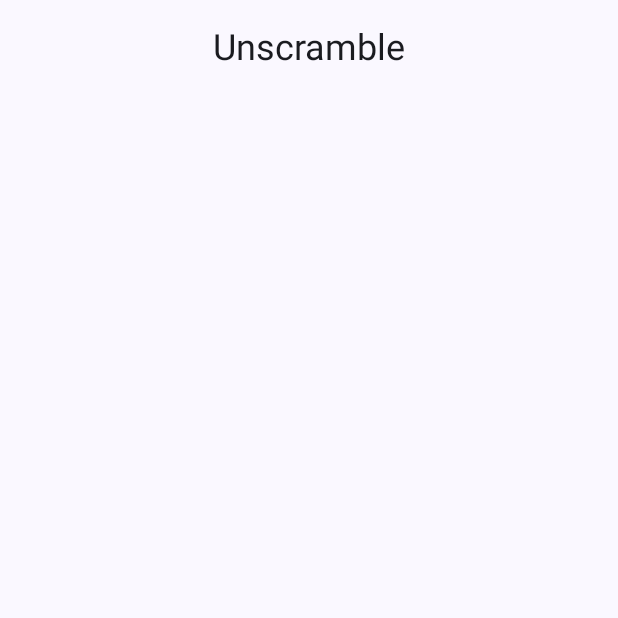
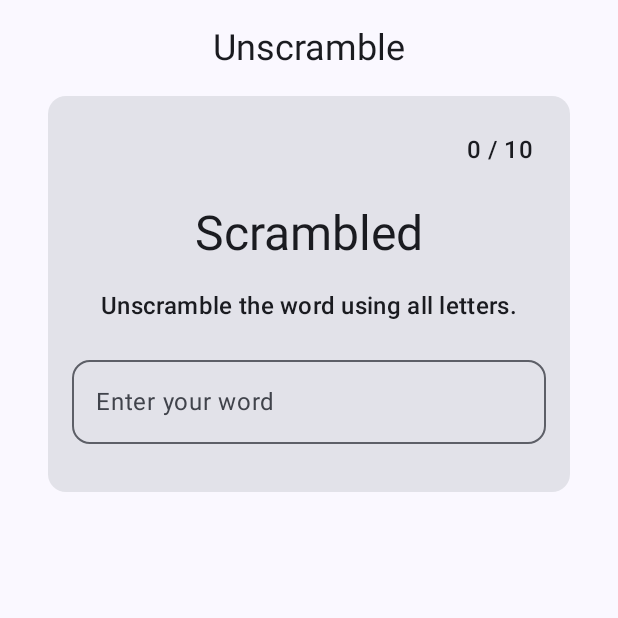
Before and after one commit to shinde-roshan/practice-compose-unscramble, an Android app built with Jetpack Compose: the composable GameScreen shown on its own in the app's theme, on a phone screen of 412 x 824 dp, the top half of it. Run offline under Robolectric (Android 15) with nearby library versions, the phone set to English and light mode, and no system bars.

Commit message:
GameLayout composable added to show scrambled word, word count and take input from user

```diff
--- a/app/src/main/java/com/example/unscramble/ui/GameScreen.kt
+++ b/app/src/main/java/com/example/unscramble/ui/GameScreen.kt
@@ -5,7 +5,9 @@ import androidx.compose.foundation.layout.Column
 import androidx.compose.foundation.layout.fillMaxSize
 import androidx.compose.foundation.layout.fillMaxWidth
 import androidx.compose.foundation.layout.padding
+import androidx.compose.material3.Card
 import androidx.compose.material3.MaterialTheme
+import androidx.compose.material3.OutlinedTextField
 import androidx.compose.material3.Surface
 import androidx.compose.material3.Text
 import androidx.compose.runtime.Composable
@@ -30,6 +32,48 @@ fun GameScreen() {
             text = stringResource(id = R.string.app_name),
             style = MaterialTheme.typography.headlineSmall
         )
+        GameLayout(modifier = Modifier
+            .fillMaxWidth()
+            .padding(dimensionResource(id = R.dimen.padding_medium))
+        )
+    }
+}
+
+@Composable
+fun GameLayout(modifier: Modifier = Modifier) {
+    Card(modifier = modifier) {
+        Column(
+            horizontalAlignment = Alignment.CenterHorizontally,
+            modifier = Modifier
+                .fillMaxWidth()
+                .padding(dimensionResource(id = R.dimen.padding_medium))
+        ) {
+            Text(
+                text = stringResource(id = R.string.word_count_v_v, 0, 10),
+                style = MaterialTheme.typography.titleMedium,
+                modifier = Modifier
+                    .padding(dimensionResource(id = R.dimen.padding_small))
+                    .align(Alignment.End)
+            )
+            Text(
+                text = "Scrambled",
+                style = MaterialTheme.typography.headlineLarge,
+                modifier = Modifier.padding(dimensionResource(id = R.dimen.padding_medium))
+            )
+            Text(
+                text = stringResource(id = R.string.word_instruction),
+                style = MaterialTheme.typography.titleMedium
+            )
+            OutlinedTextField(
+                value = "",
+                onValueChange = {},
+                label = { Text(text = stringResource(id = R.string.text_field_instruction)) },
+                shape = MaterialTheme.shapes.medium,
+                modifier = Modifier
+                    .fillMaxWidth()
+                    .padding(vertical = dimensionResource(id = R.dimen.padding_medium))
+            )
+        }
     }
 }
 
--- a/app/src/main/res/values/dimens.xml
+++ b/app/src/main/res/values/dimens.xml
@@ -1,4 +1,5 @@
 <?xml version="1.0" encoding="utf-8"?>
 <resources>
     <dimen name="padding_medium">16dp</dimen>
+    <dimen name="padding_small">8dp</dimen>
 </resources>
--- a/app/src/main/res/values/strings.xml
+++ b/app/src/main/res/values/strings.xml
@@ -1,3 +1,6 @@
 <resources>
     <string name="app_name">Unscramble</string>
+    <string name="word_count_v_v">%d / %d</string>
+    <string name="word_instruction">Unscramble the word using all letters.</string>
+    <string name="text_field_instruction">Enter your word</string>
 </resources>
```
